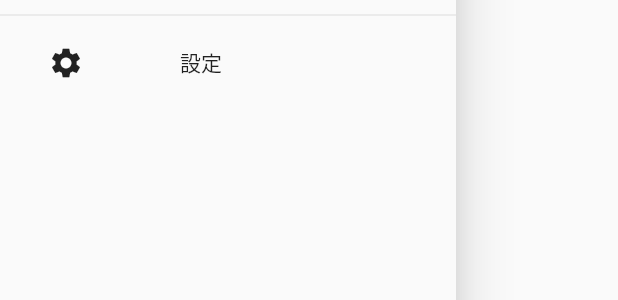
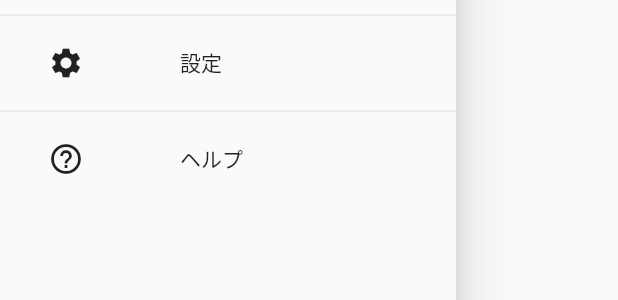
Before and after one commit to riku04/arae_detection_bloc, a Flutter app: the MainDrawer widget shown alone on an empty page, opened directly, on a phone screen of 412 x 824 dp. Shown: the part 597-897 px from the top of the screen. Run offline on Flutter 3.47's test engine with Material 2 defaults, Android fonts, the phone set to English and light mode, and no system bars; our stand-ins replace expandable, flutter_blue, flutter_map, flutter_speed_dial, fluttertoast, latlong and 7 more; missing offline and left inert: bloc_provider, dart:ffi, flutter_background_location, flutter_ble_peripheral, flutter_ringtone_player, geocoder and 4 more; accounts and stored records are empty.

Commit message:
:sparkles: チュートリアル追加
初回起動時にチュートリアルを表示する
サイドメニューのヘルプから再度表示可能

```diff
--- a/lib/src/blocs/map_bloc.dart
+++ b/lib/src/blocs/map_bloc.dart
@@ -1028,6 +1028,7 @@ class MapBloc extends Bloc {
     onAlertEnableChanged.listen((bool){
       this.isAlertEnable = bool;
     });
+
   }
 
   Future<void> searchAndMoveToPlace(String key) async {
--- a/lib/src/views/drawer.dart
+++ b/lib/src/views/drawer.dart
@@ -191,6 +191,19 @@ class _MainDrawerState extends State<MainDrawer> {
               Navigator.pushNamed(context, '/setting-screen');
             },
           ),
+          Divider(),
+          FlatButton(
+            child: Row(children: [
+              SpaceBox(width: 16),
+              Icon(Icons.help_outline),
+              SpaceBox(width: 64),
+              Text("ヘルプ")
+            ]),
+            onPressed: () {
+              Navigator.of(context).pop();
+              blocMap.firstLaunch.add(true);
+            },
+          ),
         ],
       ),
     );
--- a/pubspec.yaml
+++ b/pubspec.yaml
@@ -45,6 +45,9 @@ dependencies:
   flutter_ringtone_player: ^2.0.0
   geocoder: ^0.2.1
   tutorial_coach_mark: ^0.3.0
+
+  shared_preferences: ^0.5.3
+
 
 
   flutter_ble_peripheral:
```
Also changed, not shown: lib/src/utilities/helper.dart (+13 -0 lines), lib/src/views/map_screen.dart (+7 -1 lines), pubspec.lock.
